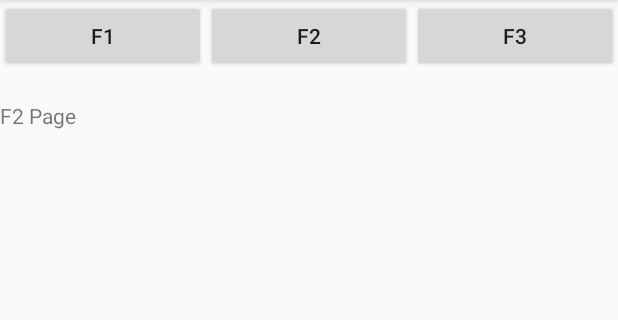
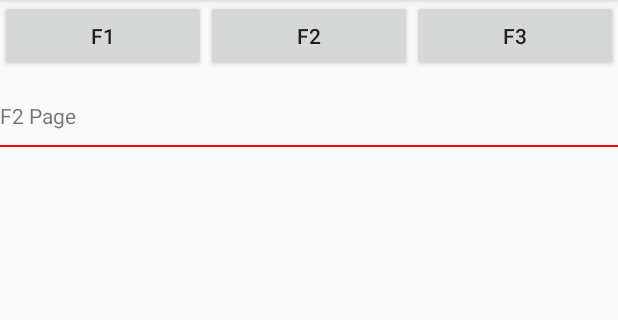
Before and after one commit to bradchao/TCCA_Android_FTest, an Android app: the screen it shows after launch (MainActivity), after a tap on "F2", on a phone screen of 412 x 824 dp, the part 84-404 px from its top. Run offline under Robolectric (Android 15) with nearby library versions, the phone set to English and light mode, and no system bars.

Commit message:
2020090506

```diff
--- a/app/src/main/java/tw/org/tcca/apps/ftest/F2Fragment.java
+++ b/app/src/main/java/tw/org/tcca/apps/ftest/F2Fragment.java
@@ -1,18 +1,38 @@
 package tw.org.tcca.apps.ftest;
 
+import android.content.Context;
 import android.os.Bundle;
 
+import androidx.annotation.NonNull;
 import androidx.fragment.app.Fragment;
 
+import android.util.Log;
 import android.view.LayoutInflater;
 import android.view.View;
 import android.view.ViewGroup;
+import android.widget.TextView;
+
+import org.w3c.dom.Text;
 
 public class F2Fragment extends Fragment {
+    private MainActivity activity;
+    private View mainView;
+    private TextView tv;
+
     @Override
     public View onCreateView(LayoutInflater inflater, ViewGroup container,
                              Bundle savedInstanceState) {
-        // Inflate the layout for this fragment
-        return inflater.inflate(R.layout.fragment_f2, container, false);
+        Log.v("bradlog", "OK2");
+        mainView = inflater.inflate(R.layout.fragment_f2, container, false);
+        tv = mainView.findViewById(R.id.f2tv);
+
+        return mainView;
+    }
+
+    @Override
+    public void onAttach(@NonNull Context context) {
+        super.onAttach(context);
+        activity = (MainActivity)context;
+        Log.v("bradlog", "onAttachF2");
     }
 }
--- a/app/src/main/res/layout/fragment_f2.xml
+++ b/app/src/main/res/layout/fragment_f2.xml
@@ -12,5 +12,17 @@
         android:layout_width="match_parent"
         android:layout_height="wrap_content"
         android:text="F2 Page" />
+    <View
+        android:layout_width="match_parent"
+        android:layout_height="1dp"
+        android:background="#f00"
+        android:layout_marginVertical="10dp"
+        />
+    <TextView
+        android:id="@+id/f2tv"
+        android:layout_width="match_parent"
+        android:layout_height="wrap_content"
+        android:textSize="36sp"
+        />
 
 </LinearLayout>
```
